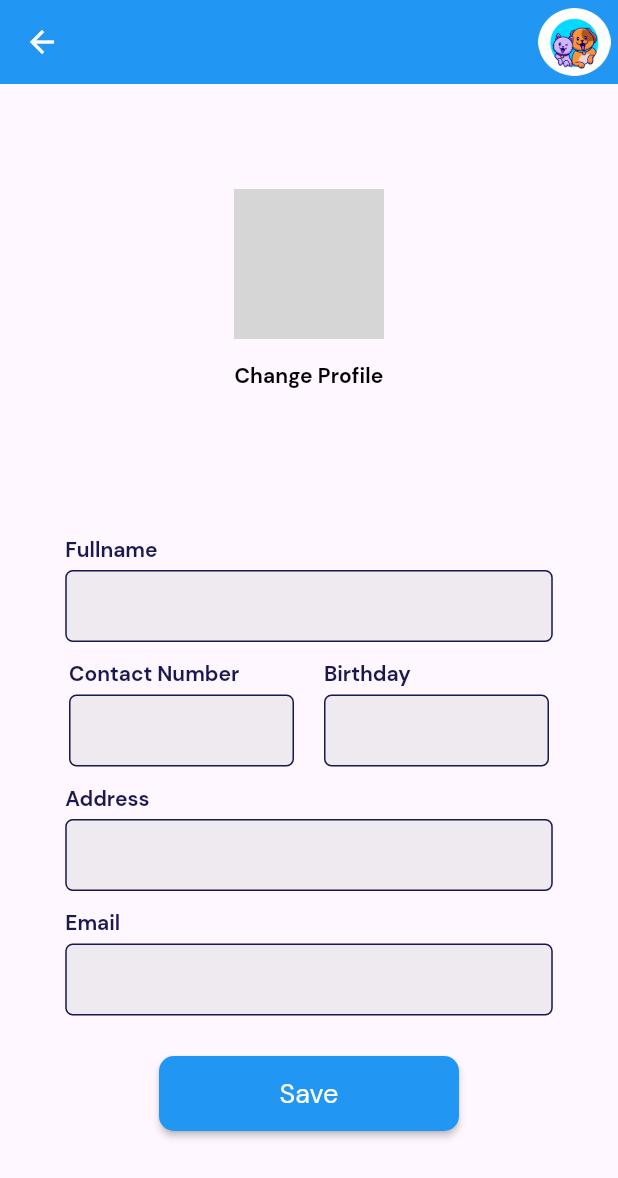
After one commit to lansoyyy/pa, a Flutter app: the ProfilePage screen opened directly, after a tap on "Change Profile", on a phone screen of 412 x 824 dp. The commit adds this screen. Shown: the top 1178 px of the screen. Run offline on Flutter 3.47's test engine with Material 3 defaults, Android fonts, the light colour scheme and no system bars; our stand-ins replace cloud_firestore, firebase_auth, firebase_core, firebase_storage, fluttertoast, image_picker; accounts and stored records are empty; network calls fail; grey boxes are pictures that could not be loaded.

Commit message:
initial revision

```diff
--- a/lib/screens/auth/login_page.dart
+++ b/lib/screens/auth/login_page.dart
@@ -207,9 +207,9 @@ class _LoginPageState extends State<LoginPage> {
       await FirebaseAuth.instance.signInWithEmailAndPassword(
           email: email.text, password: password.text);
 
-      showToast('Logged in succesfully!');
       Navigator.of(context).pushReplacement(
           MaterialPageRoute(builder: (context) => const HomeScreen()));
+      showToast('Success!');
     } on FirebaseAuthException catch (e) {
       if (e.code == 'user-not-found') {
         showToast("No user found with that email.");
--- a/lib/screens/pages/inquiry_page.dart
+++ b/lib/screens/pages/inquiry_page.dart
@@ -132,12 +132,12 @@ class _InquiryPageState extends State<InquiryPage> {
                               height: 35,
                               width: 50,
                               fontSize: 12,
-                              label: 'Taken',
+                              label: 'Declined',
                               onPressed: () async {
                                 await FirebaseFirestore.instance
                                     .collection('Pets')
                                     .doc(data.docs[i].id)
-                                    .update({'type': 'Taken'});
+                                    .update({'type': 'Declined'});
                               },
                             ),
                           ],
--- /dev/null
+++ b/lib/screens/pages/profile_page.dart
@@ -0,0 +1,241 @@
+import 'package:cloud_firestore/cloud_firestore.dart';
+import 'package:firebase_auth/firebase_auth.dart';
+import 'package:flutter/material.dart';
+import 'package:pa/widgets/button_widget.dart';
+import 'package:pa/widgets/text_widget.dart';
+import 'package:pa/widgets/textfield_widget.dart';
+import 'package:firebase_storage/firebase_storage.dart' as firebase_storage;
+import 'package:pa/widgets/toast_widget.dart';
+import 'package:path/path.dart' as path;
+import 'package:image_picker/image_picker.dart';
+import 'package:flutter/foundation.dart';
+import 'dart:io';
+
+class ProfilePage extends StatefulWidget {
+  const ProfilePage({super.key});
+
+  @override
+  State<ProfilePage> createState() => _ProfilePageState();
+}
+
+class _ProfilePageState extends State<ProfilePage> {
+  final name = TextEditingController();
+  final address = TextEditingController();
+  final number = TextEditingController();
+  final bday = TextEditingController();
+  final email = TextEditingController();
+
+  late String fileName = '';
+
+  late File imageFile;
+
+  late String imageURL = '';
+
+  Future<void> uploadPicture(String inputSource) async {
+    final picker = ImagePicker();
+    XFile pickedImage;
+    try {
+      pickedImage = (await picker.pickImage(
+          source: inputSource == 'camera'
+              ? ImageSource.camera
+              : ImageSource.gallery,
+          maxWidth: 1920))!;
+
+      fileName = path.basename(pickedImage.path);
+      imageFile = File(pickedImage.path);
+
+      try {
+        showDialog(
+          context: context,
+          barrierDismissible: false,
+          builder: (BuildContext context) => const Padding(
+            padding: EdgeInsets.only(left: 30, right: 30),
+            child: AlertDialog(
+                title: Row(
+              children: [
+                CircularProgressIndicator(
+                  color: Colors.black,
+                ),
+                SizedBox(
+                  width: 20,
+                ),
+                Text(
+                  'Loading . . .',
+                  style: TextStyle(
+                      color: Colors.black,
+                      fontWeight: FontWeight.bold,
+                      fontFamily: 'QRegular'),
+                ),
+              ],
+            )),
+          ),
+        );
+
+        await firebase_storage.FirebaseStorage.instance
+            .ref('Users/$fileName')
+            .putFile(imageFile);
+        imageURL = await firebase_storage.FirebaseStorage.instance
+            .ref('Users/$fileName')
+            .getDownloadURL();
+
+        await FirebaseFirestore.instance
+            .collection('Users')
+            .doc(FirebaseAuth.instance.currentUser!.uid)
+            .update({'img': imageURL});
+
+        Navigator.of(context).pop();
+      } on firebase_storage.FirebaseException catch (error) {
+        if (kDebugMode) {
+          print(error);
+        }
+      }
+    } catch (err) {
+      if (kDebugMode) {
+        print(err);
+      }
+    }
+  }
+
+  @override
+  Widget build(BuildContext context) {
+    final Stream<DocumentSnapshot> userData = FirebaseFirestore.instance
+        .collection('Users')
+        .doc(FirebaseAuth.instance.currentUser!.uid)
+        .snapshots();
+    return Scaffold(
+      appBar: AppBar(
+        foregroundColor: Colors.white,
+        backgroundColor: Colors.blue,
+        actions: [
+          Padding(
+            padding: const EdgeInsets.all(5.0),
+            child: Image.asset(
+              'assets/images/Ellipse 6.png',
+              height: 45,
+            ),
+          ),
+        ],
+      ),
+      body: StreamBuilder<DocumentSnapshot>(
+          stream: userData,
+          builder: (context, AsyncSnapshot<DocumentSnapshot> snapshot) {
+            if (!snapshot.hasData) {
+              return const Center(child: Text('Loading'));
+            } else if (snapshot.hasError) {
+              return const Center(child: Text('Something went wrong'));
+            } else if (snapshot.connectionState == ConnectionState.waiting) {
+              return const Center(child: CircularProgressIndicator());
+            }
+            dynamic data = snapshot.data;
+
+            name.text = data['name'];
+            email.text = data['email'];
+            number.text = data['number'];
+            address.text = data['address'];
+            bday.text = data['bday'];
+            return Center(
+              child: SingleChildScrollView(
+                child: Column(
+                  children: [
+                    const SizedBox(
+                      height: 20,
+                    ),
+                    CircleAvatar(
+                      maxRadius: 50,
+                      minRadius: 50,
+                      backgroundImage: NetworkImage(data['img']),
+                    ),
+                    TextButton(
+                      onPressed: () {
+                        uploadPicture('gallery');
+                      },
+                      child: TextWidget(
+                        text: 'Change Profile',
+                        fontSize: 14,
+                        fontFamily: 'Bold',
+                      ),
+                    ),
+                    const SizedBox(
+                      height: 10,
+                    ),
+                    TextWidget(
+                      text: name.text,
+                      fontSize: 18,
+                      fontFamily: 'Bold',
+                    ),
+                    const SizedBox(
+                      height: 5,
+                    ),
+                    TextWidget(
+                      text: email.text,
+                      fontSize: 12,
+                      fontFamily: 'M,edium',
+                    ),
+                    const SizedBox(
+                      height: 20,
+                    ),
+                    TextFieldWidget(
+                      width: 325,
+                      controller: name,
+                      label: 'Fullname',
+                    ),
+                    Row(
+                      mainAxisAlignment: MainAxisAlignment.center,
+                      children: [
+                        TextFieldWidget(
+                          inputType: TextInputType.number,
+                          width: 150,
+                          controller: number,
+                          label: 'Contact Number',
+                        ),
+                        const SizedBox(
+                          width: 20,
+                        ),
+                        TextFieldWidget(
+                          width: 150,
+                          controller: bday,
+                          label: 'Birthday',
+                        ),
+                      ],
+                    ),
+                    TextFieldWidget(
+                      width: 325,
+                      controller: address,
+                      label: 'Address',
+                    ),
+                    TextFieldWidget(
+                      isEnabled: false,
+                      width: 325,
+                      controller: email,
+                      label: 'Email',
+                    ),
+                    const SizedBox(
+                      height: 20,
+                    ),
+                    ButtonWidget(
+                      width: 200,
+                      label: 'Save',
+                      onPressed: () async {
+                        await FirebaseFirestore.instance
+                            .collection('Users')
+                            .doc(data.id)
+                            .update({
+                          'name': name.text,
+                          'address': address.text,
+                          'number': number.text,
+                          'bday': bday.text,
+                        });
+                        showToast('Changes saved!');
+                      },
+                    ),
+                    const SizedBox(
+                      height: 20,
+                    ),
+                  ],
+                ),
+              ),
+            );
+          }),
+    );
+  }
+}
--- a/lib/screens/pages/upload_pet_page.dart
+++ b/lib/screens/pages/upload_pet_page.dart
@@ -93,6 +93,7 @@ class _UploadPetPageState extends State<UploadPetPage> {
   final sex = TextEditingController();
   final status = TextEditingController();
   final location = TextEditingController();
+  final number = TextEditingController();
   @override
   Widget build(BuildContext context) {
     return Scaffold(
@@ -161,7 +162,6 @@ class _UploadPetPageState extends State<UploadPetPage> {
                   children: [
                     TextFieldWidget(
                       width: 150,
-                      inputType: TextInputType.number,
                       controller: age,
                       label: 'Age',
                     ),
@@ -183,7 +183,13 @@ class _UploadPetPageState extends State<UploadPetPage> {
                 TextFieldWidget(
                   width: 320,
                   controller: location,
-                  label: 'Location',
+                  label: 'Address',
+                ),
+                TextFieldWidget(
+                  width: 320,
+                  controller: number,
+                  label: 'Contact Number',
+                  inputType: TextInputType.number,
                 ),
                 TextFieldWidget(
                   width: 320,
@@ -196,7 +202,7 @@ class _UploadPetPageState extends State<UploadPetPage> {
                   label: 'Upload',
                   onPressed: () {
                     addPet(imageURL, name.text, age.text, sex.text, status.text,
-                        desc.text, location.text);
+                        desc.text, location.text, number.text);
                     showToast('Pet uploaded');
                     Navigator.pop(context);
                   },
--- a/lib/services/add_pet.dart
+++ b/lib/services/add_pet.dart
@@ -1,7 +1,7 @@
 import 'package:cloud_firestore/cloud_firestore.dart';
 import 'package:firebase_auth/firebase_auth.dart';
 
-Future addPet(img, name, age, sex, status, desc, location) async {
+Future addPet(img, name, age, sex, status, desc, location, number) async {
   final docUser = FirebaseFirestore.instance.collection('Pets').doc();
 
   final json = {
@@ -14,6 +14,7 @@ Future addPet(img, name, age, sex, status, desc, location) async {
     'type': 'Pending',
     'id': docUser.id,
     'location': location,
+    'number': number,
   };
 
   await docUser.set(json);
--- a/lib/services/signup.dart
+++ b/lib/services/signup.dart
@@ -9,6 +9,11 @@ Future signup(email) async {
   final json = {
     'email': email,
     'id': docUser.id,
+    'img': '',
+    'bday': '',
+    'address': '',
+    'name': '',
+    'number': '',
   };
 
   await docUser.set(json);
```
Also changed, not shown: lib/screens/home_screen.dart (+24 -20 lines), lib/screens/pages/status_page.dart (+26 -17 lines).
